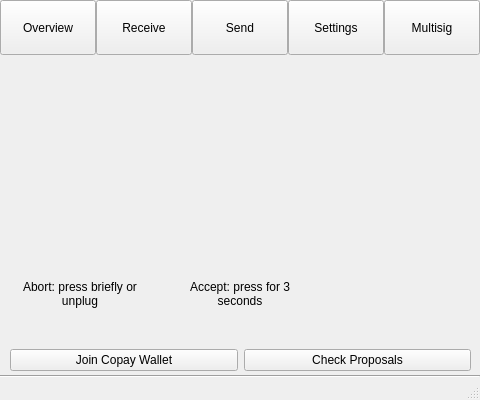
This is src/qt/ui/overview.ui in jonasschnelli/dbb-app as Qt 5 draws it before an edit. The edited form follows.
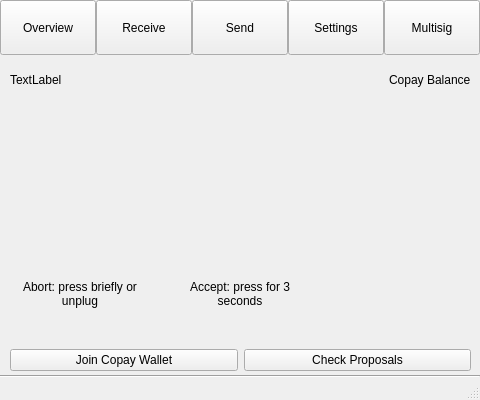
This is the edited form. The open tabs and pages were chosen to show the change. Icons and pictures are not drawn.

```diff
--- a/src/qt/ui/overview.ui
+++ b/src/qt/ui/overview.ui
@@ -319,6 +319,43 @@
        <property name="bottomMargin">
         <number>10</number>
        </property>
+       <item>
+        <layout class="QHBoxLayout" name="horizontalLayout_3" stretch="0,0,0">
+         <property name="spacing">
+          <number>10</number>
+         </property>
+         <property name="topMargin">
+          <number>10</number>
+         </property>
+         <item>
+             <widget class="QLabel" name="multisigWalletName">
+                 <property name="text">
+                     <string>TextLabel</string>
+                 </property>
+             </widget>
+         </item>
+         <item>
+          <spacer name="horizontalSpacer_2">
+           <property name="orientation">
+            <enum>Qt::Horizontal</enum>
+           </property>
+           <property name="sizeHint" stdset="0">
+            <size>
+             <width>40</width>
+             <height>20</height>
+            </size>
+           </property>
+          </spacer>
+         </item>
+         <item>
+          <widget class="QLabel" name="multisigBalance">
+           <property name="text">
+            <string>Copay Balance</string>
+           </property>
+          </widget>
+         </item>
+        </layout>
+       </item>
        <item>
         <spacer name="verticalSpacer">
          <property name="orientation">
```
Left out of the diff: 2 changed lines with no effect on the pictures.
